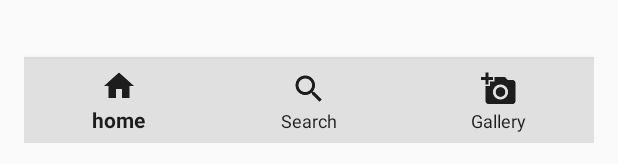
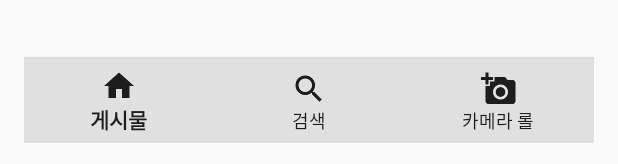
Before and after one commit to yeonfairy/CustomItemViewTest, an Android app: the layout activity_main.xml on its own in the app's theme, with its tools: preview values and no code run, on a phone screen of 412 x 824 dp. Shown: the part 1069-1233 px from the top of the screen. Run offline under Robolectric (Android 15) with nearby library versions, the phone set to English and light mode, and no system bars.

Commit message:
포토 화면 적용

```diff
--- a/app/src/main/res/layout/activity_main.xml
+++ b/app/src/main/res/layout/activity_main.xml
@@ -141,12 +141,7 @@
         android:layout_above="@id/bottom_navigation"
         android:background="@color/colorDivision"
         android:orientation="horizontal" />
-    <!-- 각각의 Fragment를 넣을 Container -->
-    <FrameLayout
-        android:id="@+id/frame_layout"
-        android:layout_width="match_parent"
-        android:layout_height="match_parent"
-        android:layout_marginBottom="?attr/actionBarSize"/>
+
     <!-- Bottom Navigation View -->
     <android.support.design.widget.BottomNavigationView
         android:id="@+id/bottom_navigation"
--- a/app/src/main/res/values/strings.xml
+++ b/app/src/main/res/values/strings.xml
@@ -5,11 +5,9 @@
     <string name="action_settings3">메모 내용 삭제</string>
 
     <!-- Bottom Navigation View : main-->
-    <string name="home">home</string>
-    <string name="search">Search</string>
-    <string name="gallery">Gallery</string>
-    <string name="favorite">Favorite</string>
-    <string name="account">Account</string>
+    <string name="home">게시물</string>
+    <string name="search">검색</string>
+    <string name="gallery">카메라 롤</string>
 
     <!-- Bottom Navigation View : detail -->
     <string name="update">수정</string>
```
Also changed, not shown: app/src/main/java/com/example/kwlee/customitemviewtest/MenuActivity.java (+7 -1 lines), app/src/main/res/layout/item2.xml (+8 -1 lines).
